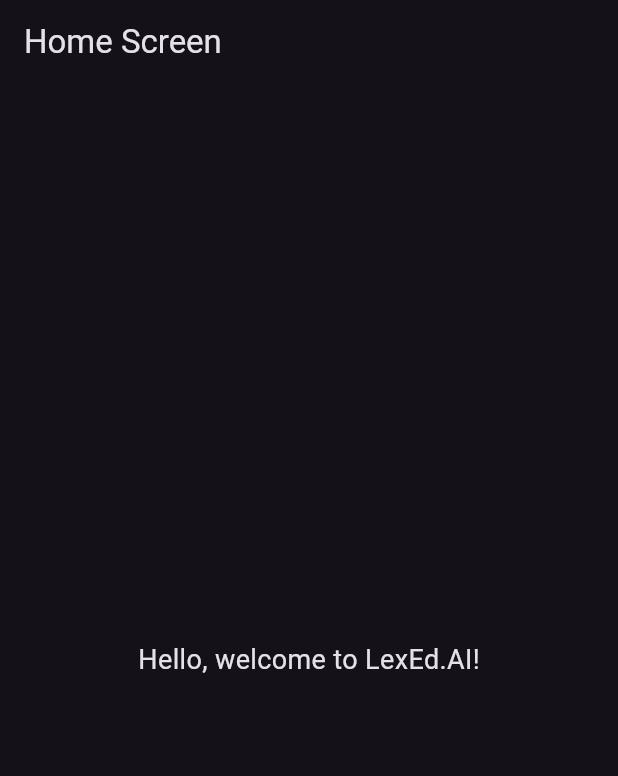
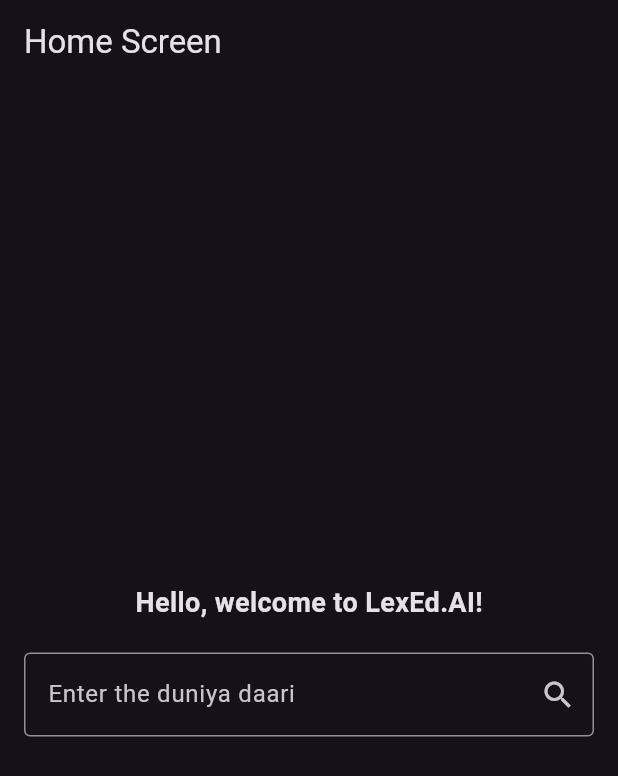
Before and after one commit to iPrakharV/LexEd.AI-app, a Flutter app: the screen it shows after launch, on a phone screen of 412 x 824 dp. Shown: the top 776 px of the screen. Run offline on Flutter 3.47's test engine with Material 3 defaults, Android fonts, the phone set to English and light mode, and no system bars.

Commit message:
Added search bar and text field to the main screen

```diff
--- a/lib/screens/home_screen.dart
+++ b/lib/screens/home_screen.dart
@@ -1,7 +1,14 @@
 import 'package:flutter/material.dart';
 
-class HomeScreen extends StatelessWidget {
+class HomeScreen extends StatefulWidget {
   const HomeScreen({Key? key}) : super(key: key);
+
+  @override
+  State<HomeScreen> createState() => _HomeScreenState();
+}
+
+class _HomeScreenState extends State<HomeScreen> {
+  final TextEditingController _searchController = TextEditingController();
 
   @override
   Widget build(BuildContext context) {
@@ -9,12 +16,36 @@
       appBar: AppBar(
         title: Text('Home Screen'),
       ),
-      body: Center(
-        child: Text(
-          'Hello, welcome to LexEd.AI!',
-          style: TextStyle(fontSize: 18),
+      body: Padding(
+        padding: const EdgeInsets.all(16.0),
+        child: Column(
+          mainAxisAlignment: MainAxisAlignment.center,
+          children: [
+            Text(
+              'Hello, welcome to LexEd.AI!',
+              style: const TextStyle(fontSize: 18, fontWeight: FontWeight.w600),
+            ),
+            SizedBox(height: 20),
+            TextField(
+              controller: _searchController,
+              decoration: InputDecoration(
+                hintText: 'Enter the duniya daari',
+                border: OutlineInputBorder(),
+                suffixIcon: IconButton(
+                  onPressed: _performSearch,
+                  icon: Icon(Icons.search),
+                ),
+              ),
+            ),
+          ],
         ),
       ),
     );
   }
+
+  void _performSearch() {
+    final searchQuery = _searchController.text;
+    // Perform search logic with searchQuery
+    print('Searching for: $searchQuery');
+  }
 }
```
